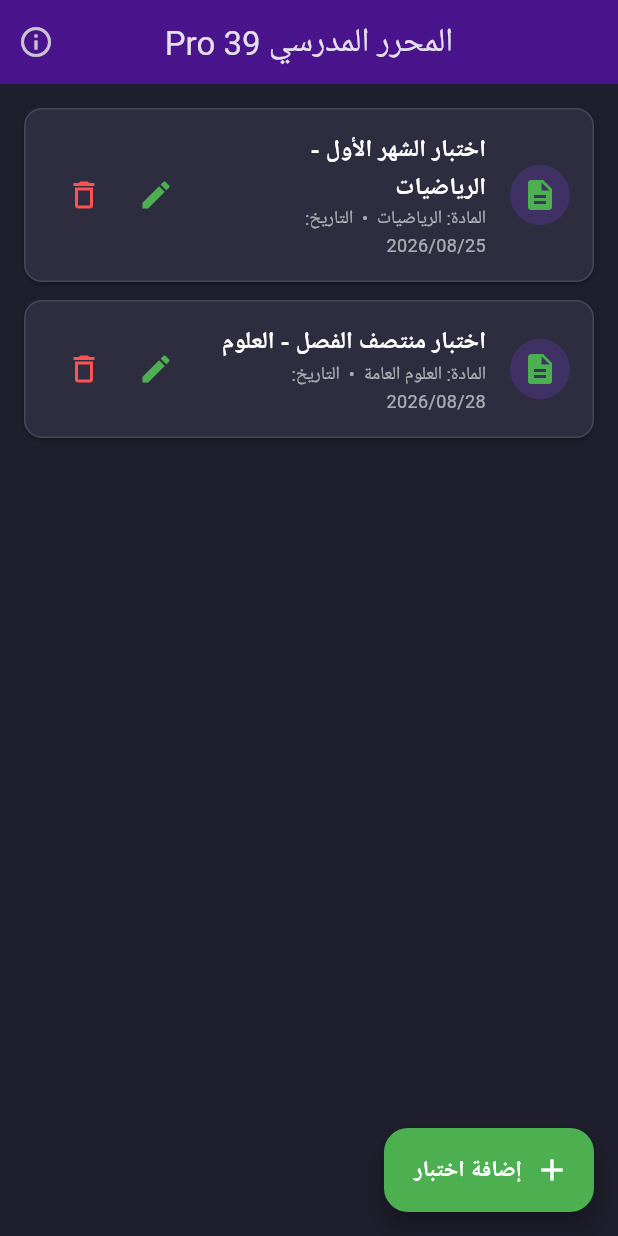
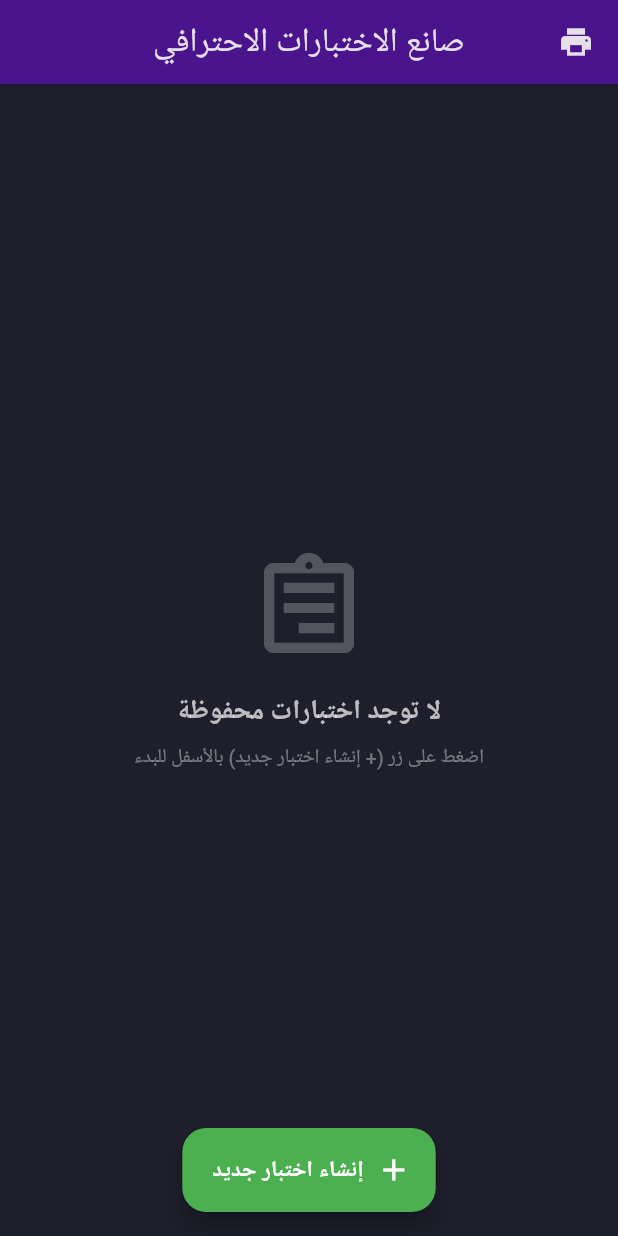
Before and after one commit to albetimohammed-pixel/yemen_exam_maker, a Flutter app: the screen it shows after launch, on a phone screen of 412 x 824 dp. Run offline on Flutter 3.47's test engine with Material 3 defaults, Android fonts, the phone set to English and light mode, and no system bars.

Commit message:
Refactor home screen to manage saved exams
Removed previous exams list and user guide screen. Added functionality to create and save new exams.

```diff
--- a/lib/views/home_screen.dart
+++ b/lib/views/home_screen.dart
@@ -1,7 +1,7 @@
 import 'package:flutter/material.dart';
 import '../core/constants/app_colors.dart';
+import '../models/exam_paper_model.dart';
 import 'main_editor_screen.dart';
-import 'user_guide_screen.dart';
 
 class HomeScreen extends StatefulWidget {
   const HomeScreen({Key? key}) : super(key: key);
@@ -11,152 +11,104 @@ class HomeScreen extends StatefulWidget {
 }
 
 class _HomeScreenState extends State<HomeScreen> {
-  // قائمة تجريبية للاختبارات السابقة
-  final List<Map<String, String>> _previousExams = [
-    {
-      'title': 'اختبار الشهر الأول - الرياضيات',
-      'subject': 'الرياضيات',
-      'date': '2026/08/25',
+  final List<SavedExamModel> _savedExams = [];
+
+  void _createNewExam() {
+    Navigator.push(
+      context,
+      MaterialPageRoute(
+        builder: (context) => MainEditorScreen(
+          onSaveExam: (exam) {
+            setState(() {
+              _savedExams.add(exam);
+            });
           },
-    {
-      'title': 'اختبار منتصف الفصل - العلوم',
-      'subject': 'العلوم العامة',
-      'date': '2026/08/28',
-    },
-  ];
+        ),
+      ),
+    );
+  }
 
   @override
   Widget build(BuildContext context) {
     return Scaffold(
       backgroundColor: AppColors.backgroundDark,
       appBar: AppBar(
-        title: const Text('المحرر المدرسي Pro 39'),
+        title: const Text('صانع الاختبارات الاحترافي'),
         centerTitle: true,
         backgroundColor: AppColors.darkPurple,
         elevation: 0,
-        // زر المعلومات والدليل في الأعلى
-        actions: [
-          IconButton(
-            icon: const Icon(Icons.info_outline),
-            tooltip: 'معلومات التطبيق والدليل',
+        leading: const Icon(Icons.print),
+      ),
+      body: _savedExams.isEmpty
+          ? Center(
+              child: Column(
+                mainAxisAlignment: MainAxisAlignment.center,
+                children: const [
+                  Icon(Icons.assignment_outlined, size: 80, color: Colors.white24),
+                  SizedBox(height: 16),
+                  Text(
+                    'لا توجد اختبارات محفوظة',
+                    style: TextStyle(color: Colors.white70, fontSize: 18, fontWeight: FontWeight.bold),
+                  ),
+                  SizedBox(height: 8),
+                  Text(
+                    'اضغط على زر (+ إنشاء اختبار جديد) بالأسفل للبدء',
+                    style: TextStyle(color: Colors.white38, fontSize: 13),
+                  ),
+                ],
+              ),
+            )
+          : ListView.builder(
+              padding: const EdgeInsets.all(16),
+              itemCount: _savedExams.length,
+              itemBuilder: (context, index) {
+                final exam = _savedExams[index];
+                return Card(
+                  color: AppColors.cardDark,
+                  margin: const EdgeInsets.only(bottom: 12),
+                  child: ListTile(
+                    leading: const CircleAvatar(
+                      backgroundColor: AppColors.accentGreen,
+                      child: Icon(Icons.description, color: Colors.white),
+                    ),
+                    title: Text(
+                      '${exam.header.subject} - ${exam.header.examTitle}',
+                      style: const TextStyle(color: Colors.white, fontWeight: FontWeight.bold),
+                    ),
+                    subtitle: Text(
+                      'المدرسة: ${exam.header.schoolName} | التاريخ: ${exam.date}',
+                      style: const TextStyle(color: Colors.white60, fontSize: 12),
+                    ),
+                    trailing: IconButton(
+                      icon: const Icon(Icons.delete, color: Colors.redAccent),
                       onPressed: () {
+                        setState(() {
+                          _savedExams.removeAt(index);
+                        });
+                      },
+                    ),
+                    onTap: () {
                       Navigator.push(
                         context,
-                MaterialPageRoute(builder: (context) => UserGuideScreen()),
+                        MaterialPageRoute(
+                          builder: (context) => MainEditorScreen(initialExam: exam),
+                        ),
                       );
                     },
                   ),
-        ],
-      ),
-      body: _previousExams.isEmpty ? _buildEmptyState() : _buildExamsList(),
-
-      // موقع الزر العائم في أسفل اليمين (في بيئة RTL)
-      floatingActionButtonLocation: FloatingActionButtonLocation.startFloat,
-      floatingActionButton: FloatingActionButton.extended(
-        onPressed: () {
-          Navigator.push(
-            context,
-            MaterialPageRoute(builder: (context) => const MainEditorScreen()),
                 );
               },
+            ),
+      floatingActionButtonLocation: FloatingActionButtonLocation.centerFloat,
+      floatingActionButton: FloatingActionButton.extended(
+        onPressed: _createNewExam,
         backgroundColor: AppColors.accentGreen,
         icon: const Icon(Icons.add, color: Colors.white),
         label: const Text(
-          'إضافة اختبار',
-          style: TextStyle(
-            color: Colors.white,
-            fontWeight: FontWeight.bold,
-            fontSize: 15,
-          ),
+          'إنشاء اختبار جديد',
+          style: TextStyle(color: Colors.white, fontWeight: FontWeight.bold, fontSize: 15),
         ),
       ),
     );
   }
-
-  // واجهة فارغة في حال لا توجد اختبارات محفوطة
-  Widget _buildEmptyState() {
-    return Center(
-      child: Column(
-        mainAxisAlignment: MainAxisAlignment.center,
-        children: const [
-          Icon(Icons.note_add_outlined, size: 80, color: Colors.white24),
-          SizedBox(height: 16),
-          Text(
-            'لا توجد اختبارات سابقة',
-            style: TextStyle(
-              color: Colors.white70,
-              fontSize: 18,
-              fontWeight: FontWeight.bold,
-            ),
-          ),
-          SizedBox(height: 8),
-          Text(
-            'اضغط على زر "إضافة اختبار" لإنشاء أول اختبار لك',
-            style: TextStyle(color: Colors.white38, fontSize: 14),
-          ),
-        ],
-      ),
-    );
 }
-
-  // قائمة عرض الاختبارات السابقة
-  Widget _buildExamsList() {
-    return ListView.builder(
-      padding: const EdgeInsets.all(16),
-      itemCount: _previousExams.length,
-      itemBuilder: (context, index) {
-        final exam = _previousExams[index];
-        return Card(
-          color: AppColors.cardDark,
-          margin: const EdgeInsets.only(bottom: 12),
-          shape: RoundedRectangleBorder(
-            borderRadius: BorderRadius.circular(12),
-            side: const BorderSide(color: Colors.white12),
-          ),
-          child: ListTile(
-            contentPadding: const EdgeInsets.symmetric(horizontal: 16, vertical: 8),
-            leading: CircleAvatar(
-              backgroundColor: AppColors.primaryPurple.withOpacity(0.3),
-              child: const Icon(Icons.description, color: AppColors.accentGreen),
-            ),
-            title: Text(
-              exam['title'] ?? '',
-              style: const TextStyle(
-                color: Colors.white,
-                fontWeight: FontWeight.bold,
-              ),
-            ),
-            subtitle: Text(
-              'المادة: ${exam['subject']}  •  التاريخ: ${exam['date']}',
-              style: const TextStyle(color: Colors.white60, fontSize: 12),
-            ),
-            trailing: Row(
-              mainAxisSize: MainAxisSize.min,
-              children: [
-                IconButton(
-                  icon: const Icon(Icons.edit, color: AppColors.accentGreen),
-                  onPressed: () {
-                    Navigator.push(
-                      context,
-                      MaterialPageRoute(
-                        builder: (context) => const MainEditorScreen(),
-                      ),
-                    );
-                  },
-                ),
-                IconButton(
-                  icon: const Icon(Icons.delete_outline, color: Colors.redAccent),
-                  onPressed: () {
-                    setState(() {
-                      _previousExams.removeAt(index);
-                    });
-                  },
-                ),
-              ],
-            ),
-          ),
-        );
-      },
-    );
-  }
-}
```
Lines whose indentation alone changed are shown as unchanged.
